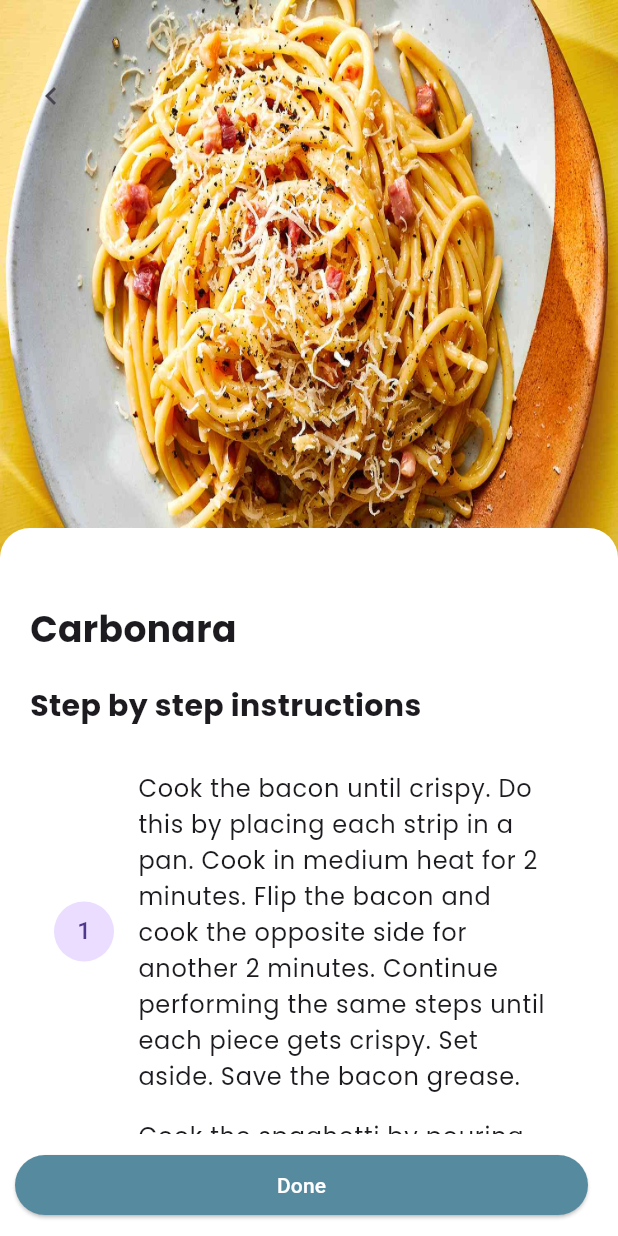
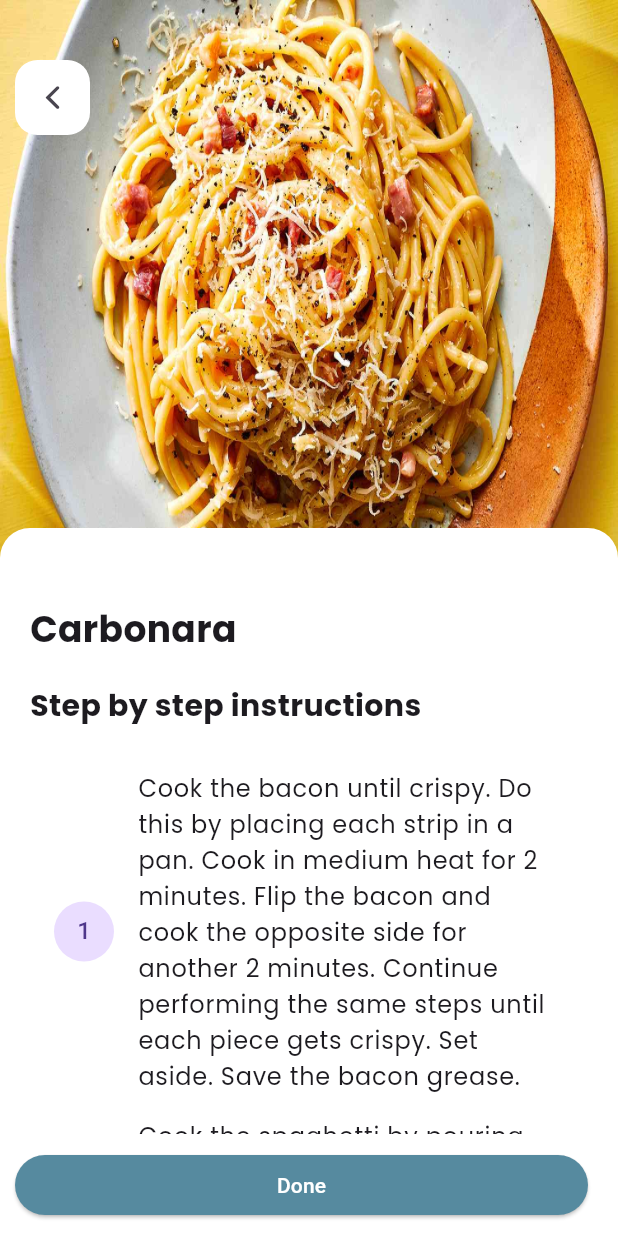
Before and after one commit to KentKalaw/Last-IPT, a Flutter app: the CookingInstructionsScreen screen opened directly with sample values from the repository, on a phone screen of 412 x 824 dp. Run offline on Flutter 3.47's test engine with Material 3 defaults, Android fonts, the phone set to English and light mode, and no system bars; our stand-ins replace cloud_firestore, firebase_auth, firebase_core, firebase_storage, google_fonts, iconsax and 1 more; accounts and stored records are empty.

Commit message:
little commit

```diff
--- a/lib/Main App/mainpages/cooking_screen.dart
+++ b/lib/Main App/mainpages/cooking_screen.dart
@@ -1,5 +1,6 @@
 // ignore_for_file: prefer_const_constructors
 
+import 'package:flutter/cupertino.dart';
 import 'package:flutter/material.dart';
 import 'package:finalproj/constant.dart';
 import 'package:finalproj/Main App/models/food.dart';
@@ -73,7 +74,14 @@ class CookingInstructionsScreen extends StatelessWidget {
             children: [
               IconButton(
                 onPressed: () => Navigator.pop(context),
-                icon: const Icon(Icons.chevron_left),
+                style: IconButton.styleFrom(
+                  backgroundColor: Colors.white,
+                  shape: RoundedRectangleBorder(
+                    borderRadius: BorderRadius.circular(15),
+                  ),
+                  fixedSize: const Size(50, 50),
+                ),
+                icon: const Icon(CupertinoIcons.chevron_back),
               ),
               const Spacer(),
             ],
```
Also changed, not shown: lib/Main App/models/food.dart (+25 -7 lines).
